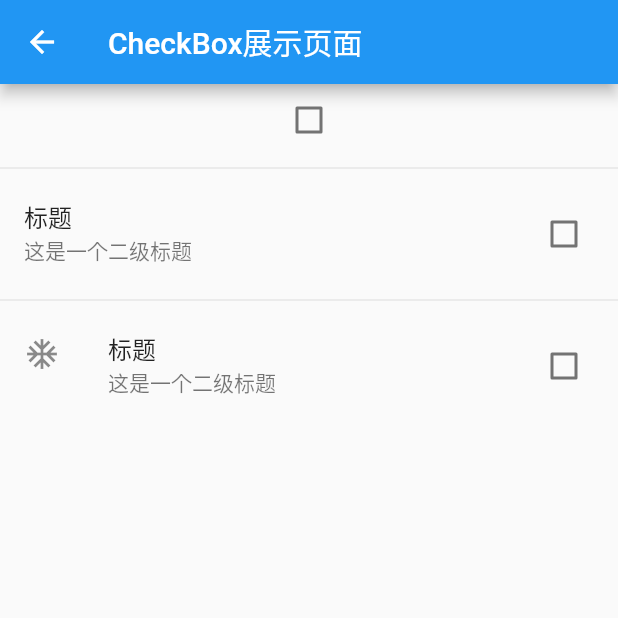
After one commit to kailaisi/flutter_study, a Flutter app: the CheckBoxPage screen opened directly, on a phone screen of 412 x 824 dp, the top half of it. The commit adds this screen. Run offline on Flutter 3.47's test engine with Material 2 defaults, Android fonts, the phone set to English and light mode, and no system bars; network calls fail.

Commit message:
增加checkbox和EditText的使用方法

```diff
--- /dev/null
+++ b/lib/learn/statefull/pages/second/CheckBoxDemo.dart
@@ -0,0 +1,58 @@
+import 'package:flutter/material.dart';
+
+//checkbox页面展示
+class CheckBoxPage extends StatefulWidget {
+  CheckBoxPage({Key key}) : super(key: key);
+
+  @override
+  _CheckBoxPageState createState() => _CheckBoxPageState();
+}
+
+class _CheckBoxPageState extends State<CheckBoxPage> {
+  var _flag = false;
+
+  @override
+  Widget build(BuildContext context) {
+    return Scaffold(
+      appBar: AppBar(
+        title: Text("CheckBox展示页面"),
+      ),
+      body: Center(
+        child: Column(
+          children: [
+            Checkbox(
+                value: this._flag,
+                activeColor: Colors.yellow,
+                onChanged: (value) {
+                  setState(() {
+                    this._flag = value;
+                  });
+                }),
+            Divider(),
+            CheckboxListTile(
+                value: this._flag,
+                title: Text("标题"),
+                subtitle: Text("这是一个二级标题"),
+                onChanged: (value) {
+                  setState(() {
+                    this._flag = value;
+                  });
+                }),
+            Divider(),
+            CheckboxListTile(
+              title: Text("标题"),
+              subtitle: Text("这是一个二级标题"),
+              onChanged: (value) {
+                setState(() {
+                  this._flag = value;
+                });
+              },
+              secondary: Icon(Icons.ac_unit_sharp),
+              value: this._flag,
+            )
+          ],
+        ),
+      ),
+    );
+  }
+}
--- a/lib/routes/Routes.dart
+++ b/lib/routes/Routes.dart
@@ -1,8 +1,10 @@
 import 'package:flutter_info/learn/statefull/pages/AppBarDemo.dart';
 import 'package:flutter_info/learn/statefull/pages/BottomBar.dart';
 import 'package:flutter_info/learn/statefull/pages/From.dart';
+import 'package:flutter_info/learn/statefull/pages/ListPage.dart';
 import 'package:flutter_info/learn/statefull/pages/TabBarController.dart';
 import 'package:flutter_info/learn/statefull/pages/other/Button.dart';
+import 'package:flutter_info/learn/statefull/pages/second/CheckBoxDemo.dart';
 import 'package:flutter_info/learn/statefull/pages/second/Product.dart';
 import 'package:flutter_info/learn/statefull/pages/second/ProductDetail.dart';
 import 'package:flutter_info/learn/statefull/pages/second/Search.dart';
@@ -18,9 +20,11 @@ final routers = {
   '/': (context) => TabWidget(),
   //底部状态栏
   '/form': (context, {arguments}) => FormPage(arguments: arguments),
+  '/listpage': (context, {arguments}) => ListPage(arguments: arguments),
   '/search': (context) => SearchPage(),
   '/product': (context) => ProductPage(),
   '/product_detail': (context, {arguments}) => ProductDetail(arguments),
+  '/checkbox': (context) => CheckBoxPage(),
   //设置页面
   '/login': (context) => LoginPage(),
   '/registerFirst': (context) => RegisterFirstPage(),
```
Also changed, not shown: lib/learn/statefull/pages/BottomBar.dart (+10 -6 lines), lib/learn/statefull/pages/From.dart (+76 -12 lines), lib/learn/statefull/pages/ListPage.dart (added, +42 -0 lines), lib/learn/statefull/pages/tabs/Setting.dart (+8 -2 lines).
